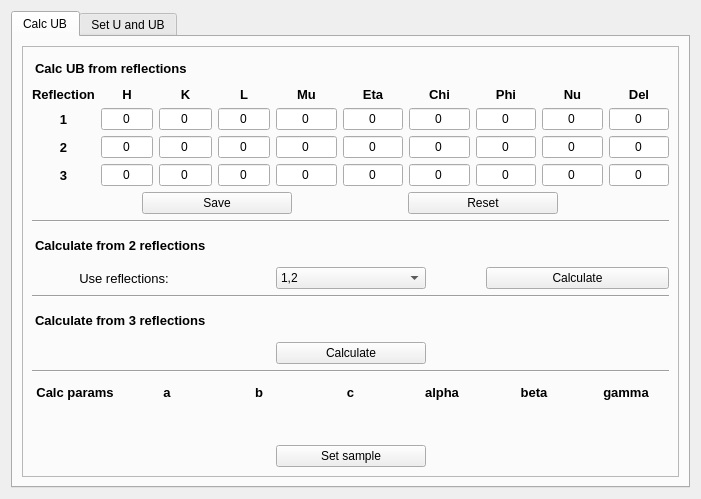
Old version of the form gui/ub.ui in the repository HugoValim/DAF.
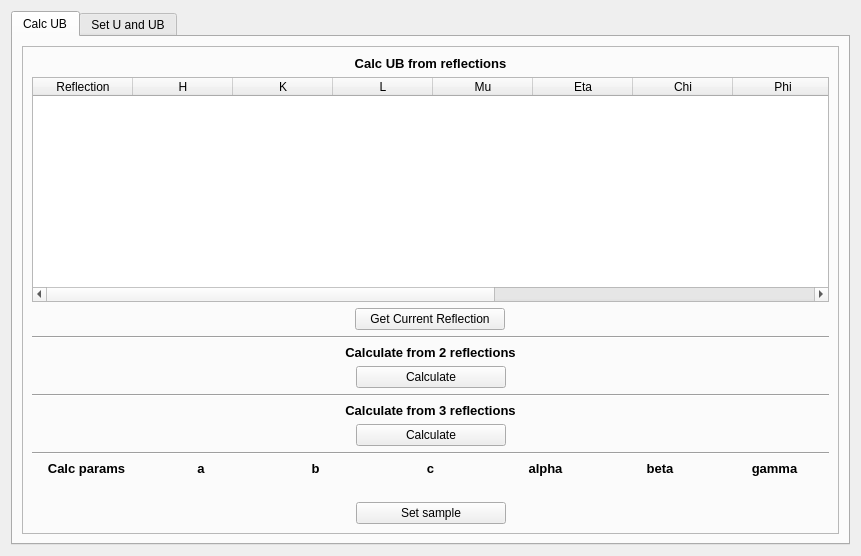
New version of the form.

Commit message: Added a slsqp for UB fitting and and also changed UB GUI

The edit to the form file:
```diff
--- a/gui/ub.ui
+++ b/gui/ub.ui
@@ -6,8 +6,8 @@
    <rect>
     <x>0</x>
     <y>0</y>
-    <width>701</width>
-    <height>499</height>
+    <width>861</width>
+    <height>556</height>
    </rect>
   </property>
   <property name="windowTitle">
@@ -37,569 +37,99 @@
            <layout class="QVBoxLayout" name="verticalLayout_4">
             <item>
              <widget class="QLabel" name="label_3">
+              <property name="font">
+               <font>
+                <pointsize>10</pointsize>
+                <weight>75</weight>
+                <bold>true</bold>
+               </font>
+              </property>
               <property name="styleSheet">
-               <string notr="true"> QLabel {
-    qproperty-alignment: AlignCenter;
-    padding: 5px 0px;
-    color: rgb(0, 0, 0);
-    max-height: 22px;
-    font-size: 10pt;
-	font-weight: bold; 
-}</string>
+               <string notr="true"/>
               </property>
               <property name="text">
                <string>Calc UB from reflections</string>
               </property>
+              <property name="alignment">
+               <set>Qt::AlignCenter</set>
+              </property>
              </widget>
             </item>
             <item>
-             <layout class="QGridLayout" name="gridLayout_5">
-              <item row="1" column="6">
-               <widget class="QLineEdit" name="lineEdit_chi_1">
-                <property name="text">
-                 <string>0</string>
-                </property>
-                <property name="alignment">
-                 <set>Qt::AlignCenter</set>
-                </property>
-               </widget>
-              </item>
-              <item row="2" column="3">
-               <widget class="QLineEdit" name="lineEdit_l_2">
-                <property name="maximumSize">
-                 <size>
-                  <width>100</width>
-                  <height>16777215</height>
-                 </size>
-                </property>
-                <property name="text">
-                 <string>0</string>
-                </property>
-                <property name="alignment">
-                 <set>Qt::AlignCenter</set>
-                </property>
-               </widget>
-              </item>
-              <item row="1" column="1">
-               <widget class="QLineEdit" name="lineEdit_h_1">
-                <property name="maximumSize">
-                 <size>
-                  <width>100</width>
-                  <height>16777215</height>
-                 </size>
-                </property>
-                <property name="text">
-                 <string>0</string>
-                </property>
-                <property name="alignment">
-                 <set>Qt::AlignCenter</set>
-                </property>
-               </widget>
-              </item>
-              <item row="3" column="8">
-               <widget class="QLineEdit" name="lineEdit_nu_3">
-                <property name="text">
-                 <string>0</string>
-                </property>
-                <property name="alignment">
-                 <set>Qt::AlignCenter</set>
-                </property>
-               </widget>
-              </item>
-              <item row="2" column="9">
-               <widget class="QLineEdit" name="lineEdit_del_2">
-                <property name="text">
-                 <string>0</string>
-                </property>
-                <property name="alignment">
-                 <set>Qt::AlignCenter</set>
-                </property>
-               </widget>
-              </item>
-              <item row="2" column="1">
-               <widget class="QLineEdit" name="lineEdit_h_2">
-                <property name="maximumSize">
-                 <size>
-                  <width>100</width>
-                  <height>16777215</height>
-                 </size>
-                </property>
-                <property name="text">
-                 <string>0</string>
-                </property>
-                <property name="alignment">
-                 <set>Qt::AlignCenter</set>
-                </property>
-               </widget>
-              </item>
-              <item row="2" column="0">
-               <widget class="QLabel" name="label_15">
-                <property name="font">
-                 <font>
-                  <pointsize>10</pointsize>
-                  <weight>75</weight>
-                  <bold>true</bold>
-                 </font>
-                </property>
-                <property name="text">
-                 <string>2</string>
-                </property>
-                <property name="alignment">
-                 <set>Qt::AlignCenter</set>
-                </property>
-               </widget>
-              </item>
-              <item row="0" column="0">
-               <widget class="QLabel" name="label_4">
-                <property name="font">
-                 <font>
-                  <pointsize>10</pointsize>
-                  <weight>75</weight>
-                  <bold>true</bold>
-                 </font>
-                </property>
-                <property name="text">
-                 <string>Reflection</string>
-                </property>
-                <property name="alignment">
-                 <set>Qt::AlignCenter</set>
-                </property>
-               </widget>
-              </item>
-              <item row="1" column="0">
-               <widget class="QLabel" name="label_14">
-                <property name="font">
-                 <font>
-                  <pointsize>10</pointsize>
-                  <weight>75</weight>
-                  <bold>true</bold>
-                 </font>
-                </property>
-                <property name="text">
-                 <string>1</string>
-                </property>
-                <property name="alignment">
-                 <set>Qt::AlignCenter</set>
-                </property>
-               </widget>
-              </item>
-              <item row="2" column="4">
-               <widget class="QLineEdit" name="lineEdit_mu_2">
-                <property name="text">
-                 <string>0</string>
-                </property>
-                <property name="alignment">
-                 <set>Qt::AlignCenter</set>
-                </property>
-               </widget>
-              </item>
-              <item row="0" column="1">
-               <widget class="QLabel" name="label_5">
-                <property name="font">
-                 <font>
-                  <pointsize>10</pointsize>
-                  <weight>75</weight>
-                  <bold>true</bold>
-                 </font>
-                </property>
-                <property name="text">
-                 <string>H</string>
-                </property>
-                <property name="alignment">
-                 <set>Qt::AlignCenter</set>
-                </property>
-               </widget>
-              </item>
-              <item row="1" column="5">
-               <widget class="QLineEdit" name="lineEdit_eta_1">
-                <property name="text">
-                 <string>0</string>
-                </property>
-                <property name="alignment">
-                 <set>Qt::AlignCenter</set>
-                </property>
-               </widget>
-              </item>
-              <item row="3" column="5">
-               <widget class="QLineEdit" name="lineEdit_eta_3">
-                <property name="text">
-                 <string>0</string>
-                </property>
-                <property name="alignment">
-                 <set>Qt::AlignCenter</set>
-                </property>
-               </widget>
-              </item>
-              <item row="3" column="0">
-               <widget class="QLabel" name="label_16">
-                <property name="font">
-                 <font>
-                  <pointsize>10</pointsize>
-                  <weight>75</weight>
-                  <bold>true</bold>
-                 </font>
-                </property>
-                <property name="text">
-                 <string>3</string>
-                </property>
-                <property name="alignment">
-                 <set>Qt::AlignCenter</set>
-                </property>
-               </widget>
-              </item>
-              <item row="0" column="8">
-               <widget class="QLabel" name="label_12">
-                <property name="font">
-                 <font>
-                  <pointsize>10</pointsize>
-                  <weight>75</weight>
-                  <bold>true</bold>
-                 </font>
-                </property>
-                <property name="text">
-                 <string>Nu</string>
-                </property>
-                <property name="alignment">
-                 <set>Qt::AlignCenter</set>
-                </property>
-               </widget>
-              </item>
-              <item row="1" column="2">
-               <widget class="QLineEdit" name="lineEdit_k_1">
-                <property name="maximumSize">
-                 <size>
-                  <width>100</width>
-                  <height>16777215</height>
-                 </size>
-                </property>
-                <property name="text">
-                 <string>0</string>
-                </property>
-                <property name="alignment">
-                 <set>Qt::AlignCenter</set>
-                </property>
-               </widget>
-              </item>
-              <item row="0" column="7">
-               <widget class="QLabel" name="label_11">
-                <property name="font">
-                 <font>
-                  <pointsize>10</pointsize>
-                  <weight>75</weight>
-                  <bold>true</bold>
-                 </font>
-                </property>
-                <property name="text">
-                 <string>Phi</string>
-                </property>
-                <property name="alignment">
-                 <set>Qt::AlignCenter</set>
-                </property>
-               </widget>
-              </item>
-              <item row="0" column="6">
-               <widget class="QLabel" name="label_10">
-                <property name="font">
-                 <font>
-                  <pointsize>10</pointsize>
-                  <weight>75</weight>
-                  <bold>true</bold>
-                 </font>
-                </property>
-                <property name="text">
-                 <string>Chi</string>
-                </property>
-                <property name="alignment">
-                 <set>Qt::AlignCenter</set>
-                </property>
-               </widget>
-              </item>
-              <item row="2" column="5">
-               <widget class="QLineEdit" name="lineEdit_eta_2">
-                <property name="text">
-                 <string>0</string>
-                </property>
-                <property name="alignment">
-                 <set>Qt::AlignCenter</set>
-                </property>
-               </widget>
-              </item>
-              <item row="0" column="2">
-               <widget class="QLabel" name="label_6">
-                <property name="font">
-                 <font>
-                  <pointsize>10</pointsize>
-                  <weight>75</weight>
-                  <bold>true</bold>
-                 </font>
-                </property>
-                <property name="text">
-                 <string>K</string>
-                </property>
-                <property name="alignment">
-                 <set>Qt::AlignCenter</set>
-                </property>
-               </widget>
-              </item>
-              <item row="1" column="7">
-               <widget class="QLineEdit" name="lineEdit_phi_1">
-                <property name="text">
-                 <string>0</string>
-                </property>
-                <property name="alignment">
-                 <set>Qt::AlignCenter</set>
-                </property>
-               </widget>
-              </item>
-              <item row="2" column="6">
-               <widget class="QLineEdit" name="lineEdit_chi_2">
-                <property name="text">
-                 <string>0</string>
-                </property>
-                <property name="alignment">
-                 <set>Qt::AlignCenter</set>
-                </property>
-               </widget>
-              </item>
-              <item row="1" column="3">
-               <widget class="QLineEdit" name="lineEdit_l_1">
-                <property name="maximumSize">
-                 <size>
-                  <width>100</width>
-                  <height>16777215</height>
-                 </size>
-                </property>
-                <property name="text">
-                 <string>0</string>
-                </property>
-                <property name="alignment">
-                 <set>Qt::AlignCenter</set>
-                </property>
-               </widget>
-              </item>
-              <item row="1" column="4">
-               <widget class="QLineEdit" name="lineEdit_mu_1">
-                <property name="text">
-                 <string>0</string>
-                </property>
-                <property name="alignment">
-                 <set>Qt::AlignCenter</set>
-                </property>
-               </widget>
-              </item>
-              <item row="0" column="9">
-               <widget class="QLabel" name="label_13">
-                <property name="font">
-                 <font>
-                  <pointsize>10</pointsize>
-                  <weight>75</weight>
-                  <bold>true</bold>
-                 </font>
-                </property>
-                <property name="text">
-                 <string>Del</string>
-                </property>
-                <property name="alignment">
-                 <set>Qt::AlignCenter</set>
-                </property>
-               </widget>
-              </item>
-              <item row="0" column="3">
-               <widget class="QLabel" name="label_7">
-                <property name="font">
-                 <font>
-                  <pointsize>10</pointsize>
-                  <weight>75</weight>
-                  <bold>true</bold>
-                 </font>
-                </property>
-                <property name="text">
-                 <string>L</string>
-                </property>
-                <property name="alignment">
-                 <set>Qt::AlignCenter</set>
-                </property>
-               </widget>
-              </item>
-              <item row="3" column="9">
-               <widget class="QLineEdit" name="lineEdit_del_3">
-                <property name="text">
-                 <string>0</string>
-                </property>
-                <property name="alignment">
-                 <set>Qt::AlignCenter</set>
-                </property>
-               </widget>
-              </item>
-              <item row="0" column="5">
-               <widget class="QLabel" name="label_9">
-                <property name="font">
-                 <font>
-                  <pointsize>10</pointsize>
-                  <weight>75</weight>
-                  <bold>true</bold>
-                 </font>
-                </property>
-                <property name="text">
-                 <string>Eta</string>
-                </property>
-                <property name="alignment">
-                 <set>Qt::AlignCenter</set>
-                </property>
-               </widget>
-              </item>
-              <item row="0" column="4">
-               <widget class="QLabel" name="label_8">
-                <property name="font">
-                 <font>
-                  <pointsize>10</pointsize>
-                  <weight>75</weight>
-                  <bold>true</bold>
-                 </font>
-                </property>
-                <property name="text">
-                 <string>Mu</string>
-                </property>
-                <property name="alignment">
-                 <set>Qt::AlignCenter</set>
-                </property>
-               </widget>
-              </item>
-              <item row="2" column="2">
-               <widget class="QLineEdit" name="lineEdit_k_2">
-                <property name="maximumSize">
-                 <size>
-                  <width>100</width>
-                  <height>16777215</height>
-                 </size>
-                </property>
-                <property name="text">
-                 <string>0</string>
-                </property>
-                <property name="alignment">
-                 <set>Qt::AlignCenter</set>
-                </property>
-               </widget>
-              </item>
-              <item row="1" column="8">
-               <widget class="QLineEdit" name="lineEdit_nu_1">
-                <property name="text">
-                 <string>0</string>
-                </property>
-                <property name="alignment">
-                 <set>Qt::AlignCenter</set>
-                </property>
-               </widget>
-              </item>
-              <item row="3" column="4">
-               <widget class="QLineEdit" name="lineEdit_mu_3">
-                <property name="text">
-                 <string>0</string>
-                </property>
-                <property name="alignment">
-                 <set>Qt::AlignCenter</set>
-                </property>
-               </widget>
-              </item>
-              <item row="3" column="1">
-               <widget class="QLineEdit" name="lineEdit_h_3">
-                <property name="maximumSize">
-                 <size>
-                  <width>100</width>
-                  <height>16777215</height>
-                 </size>
-                </property>
-                <property name="text">
-                 <string>0</string>
-                </property>
-                <property name="alignment">
-                 <set>Qt::AlignCenter</set>
-                </property>
-               </widget>
-              </item>
-              <item row="2" column="7">
-               <widget class="QLineEdit" name="lineEdit_phi_2">
-                <property name="text">
-                 <string>0</string>
-                </property>
-                <property name="alignment">
-                 <set>Qt::AlignCenter</set>
-                </property>
-               </widget>
-              </item>
-              <item row="1" column="9">
-               <widget class="QLineEdit" name="lineEdit_del_1">
-                <property name="text">
-                 <string>0</string>
-                </property>
-                <property name="alignment">
-                 <set>Qt::AlignCenter</set>
-                </property>
-               </widget>
-              </item>
-              <item row="3" column="6">
-               <widget class="QLineEdit" name="lineEdit_chi_3">
-                <property name="text">
-                 <string>0</string>
-                </property>
-                <property name="alignment">
-                 <set>Qt::AlignCenter</set>
-                </property>
-               </widget>
-              </item>
-              <item row="2" column="8">
-               <widget class="QLineEdit" name="lineEdit_nu_2">
-                <property name="text">
-                 <string>0</string>
-                </property>
-                <property name="alignment">
-                 <set>Qt::AlignCenter</set>
-                </property>
-               </widget>
-              </item>
-              <item row="3" column="3">
-               <widget class="QLineEdit" name="lineEdit_l_3">
-                <property name="maximumSize">
-                 <size>
-                  <width>100</width>
-                  <height>16777215</height>
-                 </size>
-                </property>
-                <property name="text">
-                 <string>0</string>
-                </property>
-                <property name="alignment">
-                 <set>Qt::AlignCenter</set>
-                </property>
-               </widget>
-              </item>
-              <item row="3" column="2">
-               <widget class="QLineEdit" name="lineEdit_k_3">
-                <property name="maximumSize">
-                 <size>
-                  <width>100</width>
-                  <height>16777215</height>
-                 </size>
-                </property>
-                <property name="text">
-                 <string>0</string>
-                </property>
-                <property name="alignment">
-                 <set>Qt::AlignCenter</set>
-                </property>
-               </widget>
-              </item>
-              <item row="3" column="7">
-               <widget class="QLineEdit" name="lineEdit_phi_3">
-                <property name="text">
-                 <string>0</string>
-                </property>
-                <property name="alignment">
-                 <set>Qt::AlignCenter</set>
-                </property>
-               </widget>
-              </item>
-             </layout>
+             <widget class="QTableWidget" name="tableWidget">
+              <property name="sortingEnabled">
+               <bool>true</bool>
+              </property>
+              <attribute name="horizontalHeaderVisible">
+               <bool>true</bool>
+              </attribute>
+              <attribute name="horizontalHeaderShowSortIndicator" stdset="0">
+               <bool>true</bool>
+              </attribute>
+              <attribute name="verticalHeaderVisible">
+               <bool>false</bool>
+              </attribute>
+              <column>
+               <property name="text">
+                <string>Reflection</string>
+               </property>
+              </column>
+              <column>
+               <property name="text">
+                <string>H</string>
+               </property>
+              </column>
+              <column>
+               <property name="text">
+                <string>K</string>
+               </property>
+              </column>
+              <column>
+               <property name="text">
+                <string>L</string>
+               </property>
+              </column>
+              <column>
+               <property name="text">
+                <string>Mu</string>
+               </property>
+              </column>
+              <column>
+               <property name="text">
+                <string>Eta</string>
+               </property>
+              </column>
+              <column>
+               <property name="text">
+                <string>Chi</string>
+               </property>
+              </column>
+              <column>
+               <property name="text">
+                <string>Phi</string>
+               </property>
+              </column>
+              <column>
+               <property name="text">
+                <string>Nu</string>
+               </property>
+              </column>
+              <column>
+               <property name="text">
+                <string>Del</string>
+               </property>
+              </column>
+              <column>
+               <property name="text">
+                <string>Energy</string>
+               </property>
+              </column>
+              <column>
+               <property name="text">
+                <string/>
+               </property>
+              </column>
+             </widget>
             </item>
            </layout>
           </item>
@@ -620,20 +150,7 @@
                </size>
               </property>
               <property name="text">
-               <string>Save</string>
-              </property>
-             </widget>
-            </item>
-            <item>
-             <widget class="QPushButton" name="pushButton_refs_reset">
-              <property name="maximumSize">
-               <size>
-                <width>150</width>
-                <height>16777215</height>
-               </size>
-              </property>
-              <property name="text">
-               <string>Reset</string>
+               <string>Get Current Reflection</string>
               </property>
              </widget>
             </item>
@@ -650,19 +167,22 @@
            <layout class="QVBoxLayout" name="verticalLayout_7">
             <item>
              <widget class="QLabel" name="label_17">
+              <property name="font">
+               <font>
+                <pointsize>10</pointsize>
+                <weight>75</weight>
+                <bold>true</bold>
+               </font>
+              </property>
               <property name="styleSheet">
-               <string notr="true"> QLabel {
-    qproperty-alignment: AlignCenter;
-    padding: 5px 0px;
-    color: rgb(0, 0, 0);
-    max-height: 22px;
-    font-size: 10pt;
-	font-weight: bold; 
-}</string>
+               <string notr="true"/>
               </property>
               <property name="text">
                <string>Calculate from 2 reflections</string>
               </property>
+              <property name="alignment">
+               <set>Qt::AlignCenter</set>
+              </property>
              </widget>
             </item>
             <item>
@@ -670,69 +190,7 @@
               <property name="spacing">
                <number>0</number>
               </property>
-              <item row="0" column="0">
-               <widget class="QLabel" name="label_18">
-                <property name="font">
-                 <font>
-                  <pointsize>10</pointsize>
-                 </font>
-                </property>
-                <property name="text">
-                 <string>Use reflections:</string>
-                </property>
-                <property name="alignment">
-                 <set>Qt::AlignCenter</set>
-                </property>
-               </widget>
-              </item>
               <item row="0" column="1">
-               <spacer name="horizontalSpacer_17">
-                <property name="orientation">
-                 <enum>Qt::Horizontal</enum>
-                </property>
-                <property name="sizeType">
-                 <enum>QSizePolicy::Fixed</enum>
-                </property>
-                <property name="sizeHint" stdset="0">
-                 <size>
-                  <width>60</width>
-                  <height>20</height>
-                 </size>
-                </property>
-               </spacer>
-              </item>
-              <item row="0" column="2">
-               <widget class="QComboBox" name="comboBox_2_ref">
-                <property name="minimumSize">
-                 <size>
-                  <width>150</width>
-                  <height>0</height>
-                 </size>
-                </property>
-                <property name="maximumSize">
-                 <size>
-                  <width>150</width>
-                  <height>16777215</height>
-                 </size>
-                </property>
-                <item>
-                 <property name="text">
-                  <string>1,2</string>
-                 </property>
-                </item>
-                <item>
-                 <property name="text">
-                  <string>1,3</string>
-                 </property>
-                </item>
-                <item>
-                 <property name="text">
-                  <string>2,3</string>
-                 </property>
-                </item>
-               </widget>
-              </item>
-              <item row="0" column="4">
                <widget class="QPushButton" name="pushButton_2_ref_calc">
                 <property name="minimumSize">
                  <size>
@@ -745,17 +203,27 @@
                 </property>
                </widget>
               </item>
-              <item row="0" column="3">
+              <item row="0" column="0">
+               <spacer name="horizontalSpacer_17">
+                <property name="orientation">
+                 <enum>Qt::Horizontal</enum>
+                </property>
+                <property name="sizeHint" stdset="0">
+                 <size>
+                  <width>40</width>
+                  <height>20</height>
+                 </size>
+                </property>
+               </spacer>
+              </item>
+              <item row="0" column="2">
                <spacer name="horizontalSpacer_18">
                 <property name="orientation">
                  <enum>Qt::Horizontal</enum>
                 </property>
-                <property name="sizeType">
-                 <enum>QSizePolicy::Fixed</enum>
-                </property>
                 <property name="sizeHint" stdset="0">
                  <size>
-                  <width>60</width>
+                  <width>40</width>
                   <height>20</height>
                  </size>
                 </property>
@@ -776,19 +244,22 @@
            <layout class="QVBoxLayout" name="verticalLayout_9">
             <item>
              <widget class="QLabel" name="label_19">
+              <property name="font">
+               <font>
+                <pointsize>10</pointsize>
+                <weight>75</weight>
+                <bold>true</bold>
+               </font>
+              </property>
               <property name="styleSheet">
-               <string notr="true"> QLabel {
-    qproperty-alignment: AlignCenter;
-    padding: 5px 0px;
-    color: rgb(0, 0, 0);
-    max-height: 22px;
-    font-size: 10pt;
-	font-weight: bold; 
-}</string>
+               <string notr="true"/>
               </property>
               <property name="text">
                <string>Calculate from 3 reflections</string>
               </property>
+              <property name="alignment">
+               <set>Qt::AlignCenter</set>
+              </property>
              </widget>
             </item>
             <item>
@@ -849,7 +320,7 @@
              <widget class="QLabel" name="label_a">
               <property name="font">
                <font>
-                <pointsize>12</pointsize>
+                <pointsize>9</pointsize>
                </font>
               </property>
               <property name="text">
@@ -898,7 +369,7 @@
              <widget class="QLabel" name="label_b">
               <property name="font">
                <font>
-                <pointsize>12</pointsize>
+                <pointsize>9</pointsize>
                </font>
               </property>
               <property name="text">
@@ -930,7 +401,7 @@
              <widget class="QLabel" name="label_c">
               <property name="font">
                <font>
-                <pointsize>12</pointsize>
+                <pointsize>9</pointsize>
                </font>
               </property>
               <property name="text">
@@ -945,7 +416,7 @@
              <widget class="QLabel" name="label_beta">
               <property name="font">
                <font>
-                <pointsize>12</pointsize>
+                <pointsize>9</pointsize>
                </font>
               </property>
               <property name="text">
@@ -977,7 +448,7 @@
              <widget class="QLabel" name="label_alpha">
               <property name="font">
                <font>
-                <pointsize>12</pointsize>
+                <pointsize>9</pointsize>
                </font>
               </property>
               <property name="text">
@@ -1043,7 +514,7 @@
              <widget class="QLabel" name="label_gamma">
               <property name="font">
                <font>
-                <pointsize>12</pointsize>
+                <pointsize>9</pointsize>
                </font>
               </property>
               <property name="text">
```
Left out of the diff: 38 changed lines with no effect on the pictures. The commit also changes 3 other files.
